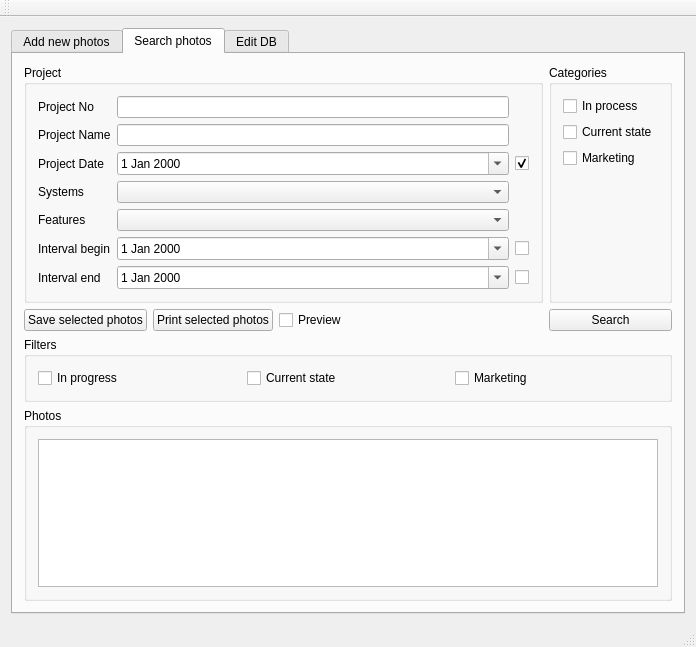
Before: the Qt Designer form PhotoManager/mainwindow.ui in pphprj/periphotoproject, drawn with Qt 5.
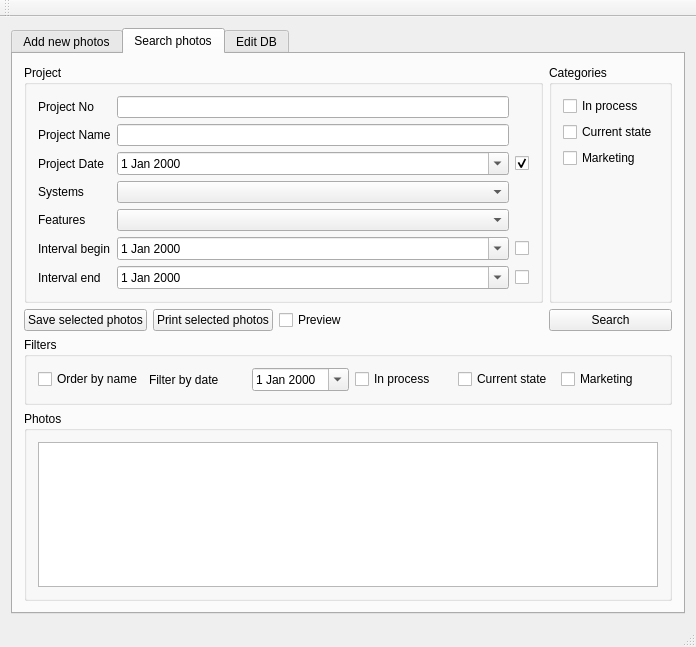
After: the same form once the commit is applied.

Commit message: QTableWidget was added

Diff of the .ui file:
```diff
--- a/PhotoManager/mainwindow.ui
+++ b/PhotoManager/mainwindow.ui
@@ -394,7 +394,7 @@
             </property>
             <layout class="QVBoxLayout" name="verticalLayout_6">
              <item>
-              <widget class="QListWidget" name="listWidgetPhotosSearch"/>
+              <widget class="QTableWidget" name="tableWidgetPhotosSearch"/>
              </item>
             </layout>
            </widget>
@@ -495,10 +495,31 @@
              <string>Filters</string>
             </property>
             <layout class="QHBoxLayout" name="horizontalLayout">
+             <item>
+              <widget class="QCheckBox" name="checkBoxOrderByName">
+               <property name="text">
+                <string>Order by name</string>
+               </property>
+              </widget>
+             </item>
+             <item>
+              <widget class="QLabel" name="labelOnlyDate">
+               <property name="text">
+                <string>Filter by date</string>
+               </property>
+              </widget>
+             </item>
+             <item>
+              <widget class="QDateEdit" name="dateEditOnly">
+               <property name="calendarPopup">
+                <bool>true</bool>
+               </property>
+              </widget>
+             </item>
              <item>
               <widget class="QCheckBox" name="checkBoxInProgressFilter">
                <property name="text">
-                <string>In progress</string>
+                <string>In process</string>
                </property>
               </widget>
              </item>
```
Left out of the diff: 74 changed lines with no effect on the pictures. The commit also changes 8 other files.
